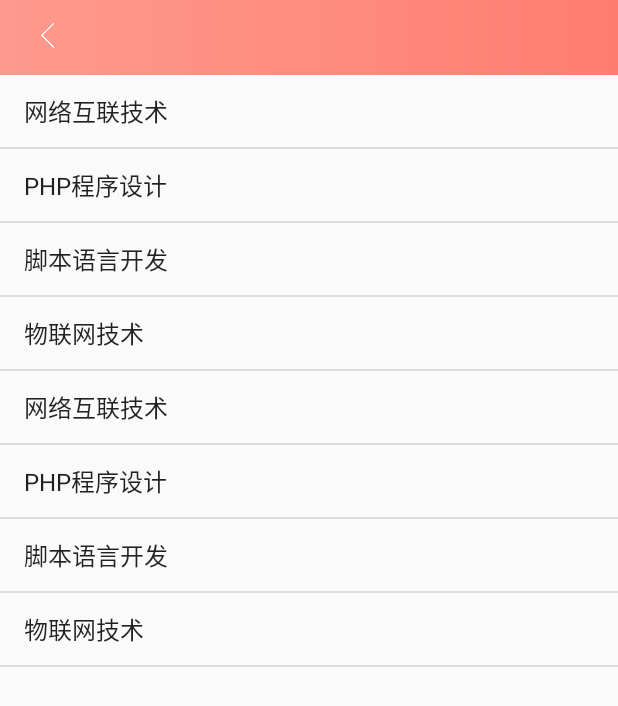
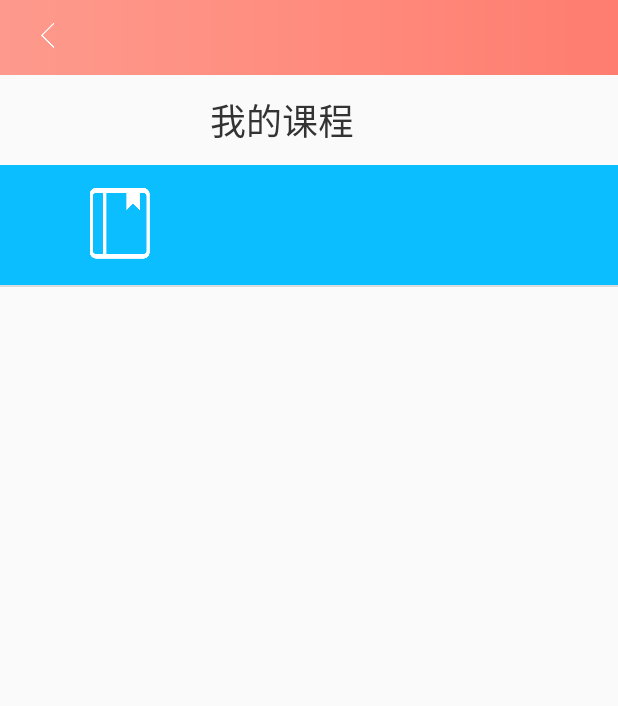
Before and after one commit to Tiens-moi/SmartStudy, an Android app: the MyClass screen opened directly, with no data from a screen before it, on a phone screen of 412 x 824 dp. Shown: the top 706 px of the screen. Run offline under Robolectric (Android 15) with nearby library versions, the phone set to English and light mode, and no system bars.

```diff
--- /dev/null
+++ b/app/src/main/java/com/elevisjang/smartstudy/Adapter/ListView_item_adapter.java
@@ -0,0 +1,70 @@
+package com.elevisjang.smartstudy.Adapter;
+
+
+import android.content.Context;
+import android.text.Layout;
+import android.view.LayoutInflater;
+import android.view.View;
+import android.view.ViewGroup;
+import android.widget.BaseAdapter;
+import android.widget.ImageView;
+import android.widget.TextView;
+
+import com.elevisjang.smartstudy.R;
+import com.elevisjang.smartstudy.activity.ClassInformation;
+
+import java.util.ArrayList;
+
+public class ListView_item_adapter extends BaseAdapter {
+
+    ArrayList<ClassInformation> classInformations;
+    LayoutInflater inflater;
+
+
+
+    public ListView_item_adapter(Context context,ArrayList<ClassInformation> classInformations){
+        this.classInformations = classInformations;
+        inflater = LayoutInflater.from(context);
+    }
+
+    @Override
+    public int getCount(){
+        return classInformations.size();
+    }
+
+    @Override
+    public Object getItem(int arg0){
+        return classInformations.get(arg0);
+    }
+
+    @Override
+    public long getItemId(int position){
+        return position;
+    }
+
+    @Override
+    public View getView(int position, View convertView, ViewGroup parent){
+        ClassInformation classInformation = classInformations.get(position);
+        ViewHolder holder;
+
+        if(convertView == null){
+            holder = new ViewHolder();
+            convertView = inflater.inflate(R.layout.listview_item,null);
+            holder.Classtv = convertView.findViewById(R.id.classtv);
+            holder.Teatv = convertView.findViewById(R.id.teachertv);
+            convertView.setTag(holder);
+        }
+        else {
+            holder = (ViewHolder) convertView.getTag();
+        }
+        holder.Classtv.setText(classInformation.getClassName());
+        holder.Teatv.setText(classInformation.getTeacherName());
+
+        return convertView;
+    }
+
+    private class ViewHolder {
+        TextView Classtv;
+        TextView Teatv;
+    }
+}
--- /dev/null
+++ b/app/src/main/java/com/elevisjang/smartstudy/activity/ClassInformation.java
@@ -0,0 +1,37 @@
+package com.elevisjang.smartstudy.activity;
+
+public class ClassInformation {
+
+    private String ClassName;
+    private String TeacherName;
+
+    public ClassInformation(){
+
+    }
+
+    public ClassInformation(String ClassName,String TeacherName){
+        this.ClassName = ClassName;
+        this.TeacherName = TeacherName;
+    }
+
+
+    public String getClassName(){
+
+        return ClassName;
+    }
+
+    public void setClassName(String Classname){
+
+        this.ClassName = Classname;
+    }
+
+    public String getTeacherName(){
+
+        return TeacherName;
+    }
+
+    public void setTeacherName(String TeacherName){
+
+        this.TeacherName = TeacherName;
+    }
+}
--- a/app/src/main/java/com/elevisjang/smartstudy/activity/MyClass.java
+++ b/app/src/main/java/com/elevisjang/smartstudy/activity/MyClass.java
@@ -2,21 +2,36 @@ package com.elevisjang.smartstudy.activity;
 
 import android.support.v7.app.AppCompatActivity;
 import android.os.Bundle;
-import android.widget.ArrayAdapter;
 import android.widget.ListView;
 
+import com.elevisjang.smartstudy.Adapter.ListView_item_adapter;
 import com.elevisjang.smartstudy.R;
 
+import java.util.ArrayList;
+
 public class MyClass extends AppCompatActivity {
-    private String[] data = {"网络互联技术","PHP程序设计","脚本语言开发","物联网技术","网络互联技术","PHP程序设计","脚本语言开发","物联网技术"};
+
+    private ListView lv;
+    private ListView_item_adapter listViewItemAdapter;
+    private ArrayList<ClassInformation> classInformations;
 
     @Override
     protected void onCreate(Bundle savedInstanceState) {
         super.onCreate(savedInstanceState);
         setContentView(R.layout.activity_my_class);
 
-        ArrayAdapter<String> adapter = new ArrayAdapter<String>(MyClass.this,android.R.layout.simple_list_item_1,data);
-        ListView listView = (ListView) findViewById(R.id.list_view);
-        listView.setAdapter(adapter);
+        classInformations = new ArrayList<ClassInformation>();
+        getData();
+        lv = (ListView) findViewById(R.id.list_view);
+        listViewItemAdapter = new ListView_item_adapter(this,classInformations);
+        lv.setAdapter(listViewItemAdapter);
+    }
+
+    private void getData() {
+
+        ClassInformation classInformation = new ClassInformation();
+        classInformation.setClassName("");
+        classInformation.setTeacherName("");
+        classInformations.add(classInformation);
     }
 }
--- a/app/src/main/res/layout/activity_my_class.xml
+++ b/app/src/main/res/layout/activity_my_class.xml
@@ -24,8 +24,26 @@
 
     <LinearLayout
         android:layout_width="match_parent"
+        android:layout_height="60dp"
+        android:layout_marginTop="50dp">
+
+        <TextView
+            android:layout_width="wrap_content"
+            android:layout_height="wrap_content"
+            android:text="我的课程"
+            android:textSize="24sp"
+            android:textColor="#333333"
+            android:layout_gravity="center_vertical"
+            android:layout_marginLeft="140dp"/>
+
+
+
+    </LinearLayout>
+
+    <LinearLayout
+        android:layout_width="match_parent"
         android:layout_height="match_parent"
-        android:layout_marginTop="50dp"
+        android:layout_marginTop="110dp"
         android:orientation="vertical">
 
         <ListView
--- /dev/null
+++ b/app/src/main/res/layout/listview_item.xml
@@ -0,0 +1,44 @@
+<?xml version="1.0" encoding="utf-8"?>
+<RelativeLayout
+    xmlns:android="http://schemas.android.com/apk/res/android"
+    android:layout_width="match_parent"
+    android:layout_height="match_parent">
+
+    <LinearLayout
+        android:layout_width="match_parent"
+        android:layout_height="80dp"
+        android:background="#0bbeff"
+        android:orientation="horizontal">
+
+        <ImageView
+            android:layout_width="wrap_content"
+            android:layout_height="wrap_content"
+            android:src="@mipmap/kecheng"
+            android:layout_marginTop="15dp"
+            android:layout_marginLeft="60dp"/>
+
+        <TextView
+            android:id="@+id/classtv"
+            android:layout_width="wrap_content"
+            android:layout_height="wrap_content"
+            android:text="课程名字"
+            android:textSize="20sp"
+            android:textColor="#fefefe"
+            android:layout_gravity="center_vertical"
+            android:layout_marginLeft="60dp"/>
+
+        <TextView
+            android:id="@+id/teachertv"
+            android:layout_width="wrap_content"
+            android:layout_height="wrap_content"
+            android:text="教师名字"
+            android:textSize="20sp"
+            android:textColor="#fefefe"
+            android:layout_gravity="center_vertical"
+            android:layout_marginLeft="30dp"/>
+
+    </LinearLayout>
+
+
+
+</RelativeLayout>
```
